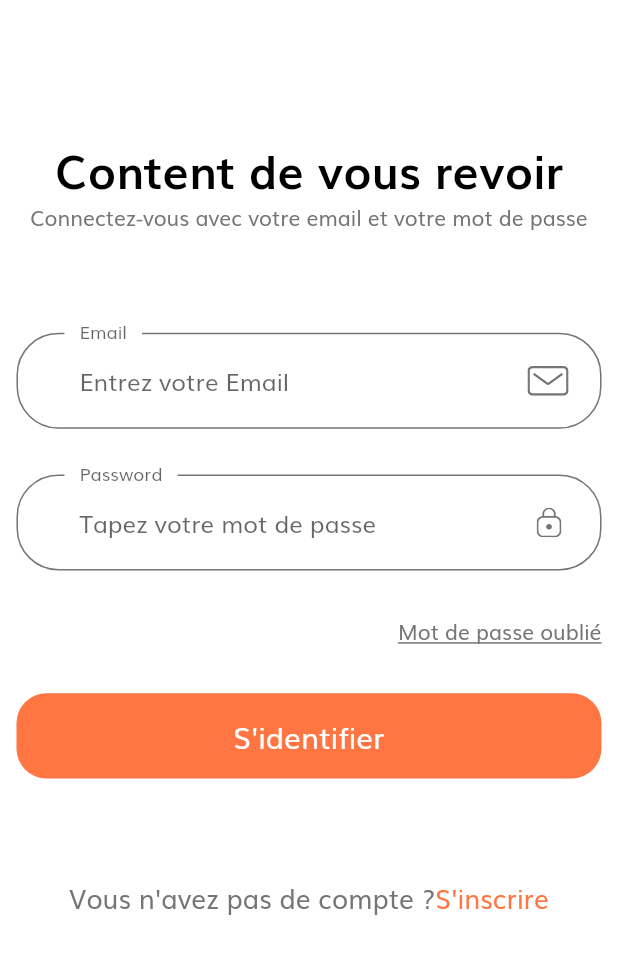
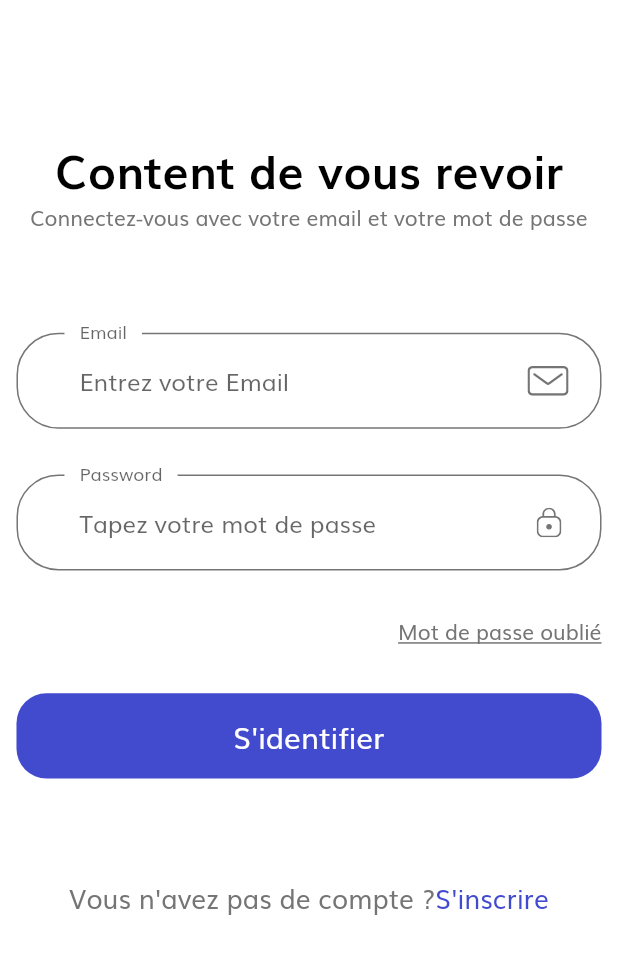
Before and after one commit to noucharles/mobile-shop-games, a Flutter app: the screen it shows after launch, on a phone screen of 412 x 824 dp. Shown: the top 954 px of the screen. Run offline on Flutter 3.47's test engine with Material 2 defaults, Android fonts, the phone set to English and light mode, and no system bars; our stand-ins replace cloud_firestore, firebase_auth, firebase_core, firebase_storage, flutter_rating_bar, flutter_svg and 5 more; missing offline and left inert: enum_to_string, future_progress_dialog, pinch_zoom_image_updated, swipedetector; accounts and stored records are empty.

Commit message:
petits modifs

```diff
--- a/lib/constants.dart
+++ b/lib/constants.dart
@@ -3,7 +3,7 @@ import 'package:e_commerce_app_flutter/size_config.dart';
 
 const String appName = "237 Gaming";
 
-const kPrimaryColor = Color(0xFFFF7643);
+const kPrimaryColor = Color(0xFF424bce);
 const kPrimaryLightColor = Color(0xFFFFECDF);
 const kPrimaryGradientColor = LinearGradient(
   begin: Alignment.topLeft,
--- a/lib/screens/my_orders/components/body.dart
+++ b/lib/screens/my_orders/components/body.dart
@@ -83,7 +83,7 @@ class _BodyState extends State<Body> {
             return Center(
               child: NothingToShowContainer(
                 iconPath: "assets/icons/empty_bag.svg",
-                secondaryMessage: "Commandez quelque chose à montrer ici",
+                secondaryMessage: "Passez une Commande",
               ),
             );
           }
--- a/lib/theme.dart
+++ b/lib/theme.dart
@@ -6,7 +6,7 @@ ThemeData theme() {
   return ThemeData(
     scaffoldBackgroundColor: Colors.white,
     fontFamily: "Muli",
-    primarySwatch: Colors.deepOrange,
+    primarySwatch: Colors.blue,
     appBarTheme: appBarTheme(),
     textTheme: textTheme(),
     inputDecorationTheme: inputDecorationTheme(),
--- a/lib/utils.dart
+++ b/lib/utils.dart
@@ -3,8 +3,8 @@ import 'package:flutter/material.dart';
 Future<bool> showConfirmationDialog(
   BuildContext context,
   String messege, {
-  String positiveResponse = "Yes",
-  String negativeResponse = "No",
+  String positiveResponse = "Oui",
+  String negativeResponse = "Non",
 }) async {
   var result = await showDialog(
     context: context,
```
